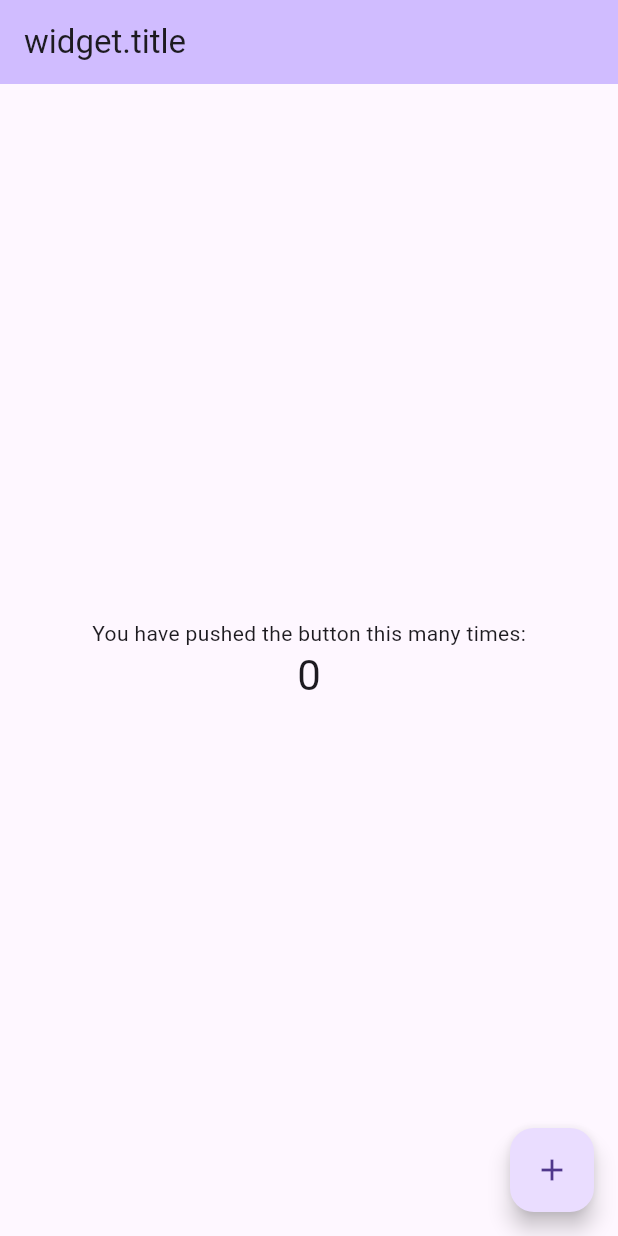
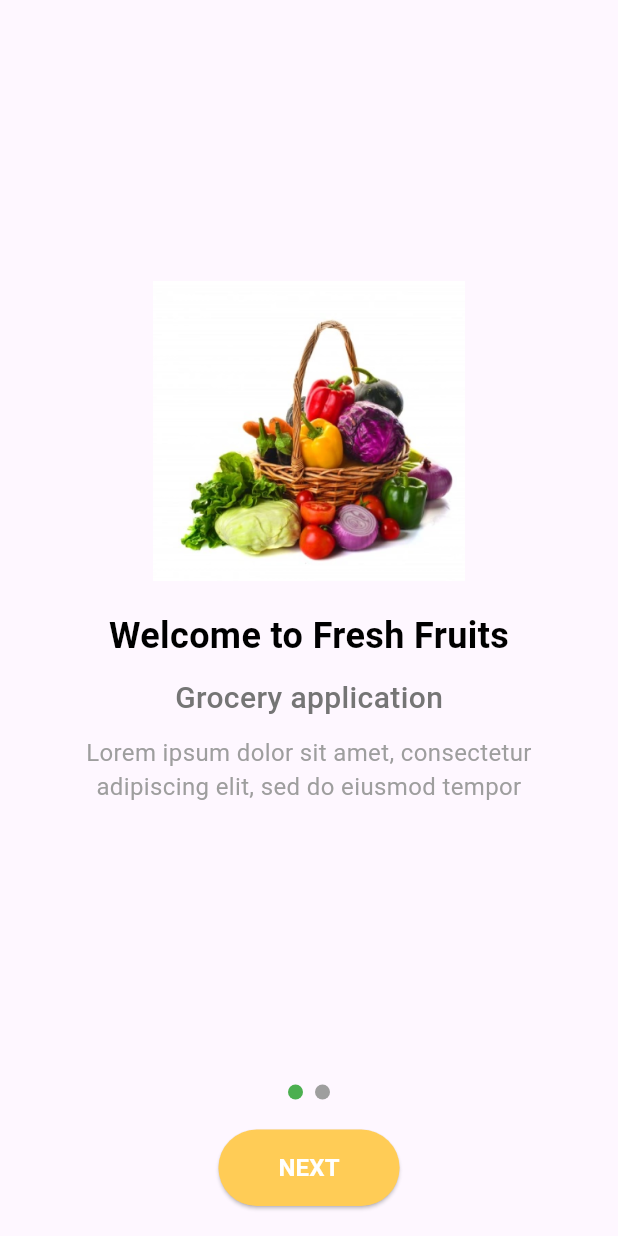
Before and after one commit to andrew-oopey8/flutter_home_work, a Flutter app: the screen it shows after launch, on a phone screen of 412 x 824 dp. Run offline on Flutter 3.47's test engine with Material 3 defaults, Android fonts, the phone set to English and light mode, and no system bars.

Commit message:
adding_flutter_task2

```diff
--- a/flutter_projects/flutter_02_task_ui/lib/main.dart
+++ b/flutter_projects/flutter_02_task_ui/lib/main.dart
@@ -1,4 +1,5 @@
 import 'package:flutter/material.dart';
+import 'package:flutter_02_task_ui/screens/splash_screen.dart';
 
 void main() {
   runApp(const MyApp());
@@ -10,55 +11,8 @@ class MyApp extends StatelessWidget {
   @override
   Widget build(BuildContext context) {
     return const MaterialApp(
-      home: MyHomePage(),
+      debugShowCheckedModeBanner: false,
+      home: SplashScreen(),
     );
   }
 }
-
-class MyHomePage extends StatefulWidget {
-  const MyHomePage({
-    super.key,
-  });
-
-  @override
-  State<MyHomePage> createState() => _MyHomePageState();
-}
-
-class _MyHomePageState extends State<MyHomePage> {
-  int _counter = 0;
-
-  void _incrementCounter() {
-    setState(() {
-      _counter++;
-    });
-  }
-
-  @override
-  Widget build(BuildContext context) {
-    return Scaffold(
-      appBar: AppBar(
-        backgroundColor: Theme.of(context).colorScheme.inversePrimary,
-        title: const Text('widget.title'),
-      ),
-      body: Center(
-        child: Column(
-          mainAxisAlignment: MainAxisAlignment.center,
-          children: [
-            const Text(
-              'You have pushed the button this many times:',
-            ),
-            Text(
-              '$_counter',
-              style: Theme.of(context).textTheme.headlineMedium,
-            ),
-          ],
-        ),
-      ),
-      floatingActionButton: FloatingActionButton(
-        onPressed: _incrementCounter,
-        tooltip: 'Increment',
-        child: const Icon(Icons.add),
-      ),
-    );
-  }
-}
--- /dev/null
+++ b/flutter_projects/flutter_02_task_ui/lib/screens/onboarding_screen.dart
@@ -0,0 +1,137 @@
+import 'package:flutter/material.dart';
+import 'package:flutter_02_task_ui/screens/splash_screen.dart';
+import 'package:flutter_02_task_ui/widgets/indicator_dot.dart';
+
+class OnboardingScreen extends StatefulWidget {
+  const OnboardingScreen({super.key});
+
+  @override
+  _OnboardingScreenState createState() => _OnboardingScreenState();
+}
+
+class _OnboardingScreenState extends State<OnboardingScreen> {
+  final PageController _pageController = PageController();
+  int _currentIndex = 0;
+
+  final List<Map<String, String>> onboardingData = [
+    {
+      "title": "Welcome to Fresh Fruits",
+      "subtitle": "Grocery application",
+      "description":
+          "Lorem ipsum dolor sit amet, consectetur adipiscing elit, sed do eiusmod tempor",
+      "image": "images/vegetables.png",
+    },
+    {
+      "title": "We provide best quality\nFruits to your family",
+      "subtitle": "",
+      "description":
+          "Lorem ipsum dolor sit amet, consectetur adipiscing elit, sed",
+      "image": "images/vegetables.png",
+    },
+  ];
+
+  void _nextPage() {
+    if (_currentIndex < onboardingData.length - 1) {
+      _pageController.nextPage(
+        duration: const Duration(milliseconds: 300),
+        curve: Curves.easeInOut,
+      );
+    } else {
+      Navigator.pushReplacement(
+        context,
+        MaterialPageRoute(builder: (context) => const SplashScreen()),
+      );
+    }
+  }
+
+  @override
+  Widget build(BuildContext context) {
+    return Scaffold(
+      body: Column(
+        children: [
+          Expanded(
+            child: PageView.builder(
+              controller: _pageController,
+              itemCount: onboardingData.length,
+              onPageChanged: (index) {
+                setState(() {
+                  _currentIndex = index;
+                });
+              },
+              itemBuilder: (context, index) {
+                final data = onboardingData[index];
+                return Column(
+                  mainAxisAlignment: MainAxisAlignment.center,
+                  children: [
+                    Image.asset(
+                      data["image"]!,
+                      height: 200,
+                    ),
+                    const SizedBox(height: 20),
+                    Text(
+                      data["title"]!,
+                      textAlign: TextAlign.center,
+                      style: const TextStyle(
+                        fontSize: 24,
+                        fontWeight: FontWeight.bold,
+                        color: Colors.black,
+                      ),
+                    ),
+                    const SizedBox(height: 10),
+                    Text(
+                      data["subtitle"]!,
+                      style: TextStyle(
+                        fontSize: 20,
+                        color: Colors.grey[600],
+                        fontWeight: FontWeight.w500,
+                      ),
+                    ),
+                    const SizedBox(height: 10),
+                    Padding(
+                      padding: const EdgeInsets.fromLTRB(24, 0, 24, 0),
+                      child: Text(
+                        data["description"]!,
+                        textAlign: TextAlign.center,
+                        style: const TextStyle(
+                          fontSize: 16,
+                          color: Colors.grey,
+                        ),
+                      ),
+                    ),
+                  ],
+                );
+              },
+            ),
+          ),
+          Row(
+            mainAxisAlignment: MainAxisAlignment.center,
+            children: List.generate(
+              onboardingData.length,
+              (index) => IndicatorDot(isActive: index == _currentIndex),
+            ),
+          ),
+          const SizedBox(height: 20),
+          ElevatedButton(
+            onPressed: _nextPage,
+            style: ElevatedButton.styleFrom(
+              backgroundColor: const Color(0xFFFFCC56),
+              shape: RoundedRectangleBorder(
+                borderRadius: BorderRadius.circular(30),
+              ),
+              padding: const EdgeInsets.symmetric(vertical: 14, horizontal: 40),
+            ),
+            child: Text(
+              _currentIndex < onboardingData.length - 1 ? "NEXT" : "FINISH",
+              style: const TextStyle(
+                fontSize: 16,
+                fontWeight: FontWeight.bold,
+                color: Colors.white,
+              ),
+            ),
+          ),
+          const SizedBox(height: 20),
+        ],
+      ),
+    );
+  }
+}
--- /dev/null
+++ b/flutter_projects/flutter_02_task_ui/lib/screens/splash_screen.dart
@@ -0,0 +1,50 @@
+import 'package:flutter/material.dart';
+import 'package:flutter_02_task_ui/screens/onboarding_screen.dart';
+
+class SplashScreen extends StatefulWidget {
+  const SplashScreen({super.key});
+
+  @override
+  _SplashScreenState createState() => _SplashScreenState();
+}
+
+class _SplashScreenState extends State<SplashScreen> {
+  @override
+  void initState() {
+    super.initState();
+    Future.delayed(const Duration(milliseconds: 500), () {
+      Navigator.pushReplacement(
+        context,
+        MaterialPageRoute(builder: (context) => const OnboardingScreen()),
+      );
+    });
+  }
+
+  @override
+  Widget build(BuildContext context) {
+    return const Scaffold(
+      backgroundColor: Color(0xFFFFCC56),
+      body: Center(
+        child: Column(
+          mainAxisAlignment: MainAxisAlignment.center,
+          children: [
+            Icon(
+              Icons.water_drop,
+              size: 120,
+              color: Colors.white,
+            ),
+            SizedBox(height: 20),
+            Text(
+              "Fresh Fruits",
+              style: TextStyle(
+                fontSize: 28,
+                fontWeight: FontWeight.bold,
+                color: Colors.white,
+              ),
+            ),
+          ],
+        ),
+      ),
+    );
+  }
+}
--- /dev/null
+++ b/flutter_projects/flutter_02_task_ui/lib/widgets/indicator_dot.dart
@@ -0,0 +1,20 @@
+import 'package:flutter/material.dart';
+
+class IndicatorDot extends StatelessWidget {
+  final bool isActive;
+
+  const IndicatorDot({super.key, required this.isActive});
+
+  @override
+  Widget build(BuildContext context) {
+    return Container(
+      margin: const EdgeInsets.symmetric(horizontal: 4),
+      width: 10,
+      height: 10,
+      decoration: BoxDecoration(
+        color: isActive ? Colors.green : Colors.grey,
+        shape: BoxShape.circle,
+      ),
+    );
+  }
+}
--- a/flutter_projects/flutter_02_task_ui/pubspec.yaml
+++ b/flutter_projects/flutter_02_task_ui/pubspec.yaml
@@ -59,8 +59,8 @@ flutter:
   uses-material-design: true
 
   # To add assets to your application, add an assets section, like this:
-  # assets:
-  #   - images/a_dot_burr.jpeg
+  assets:
+    - images/vegetables.png
   #   - images/a_dot_ham.jpeg
 
   # An image asset can refer to one or more resolution-specific "variants", see
```
Also changed, not shown: flutter_projects/flutter_02_task_ui/images/vegetables.png (added).
